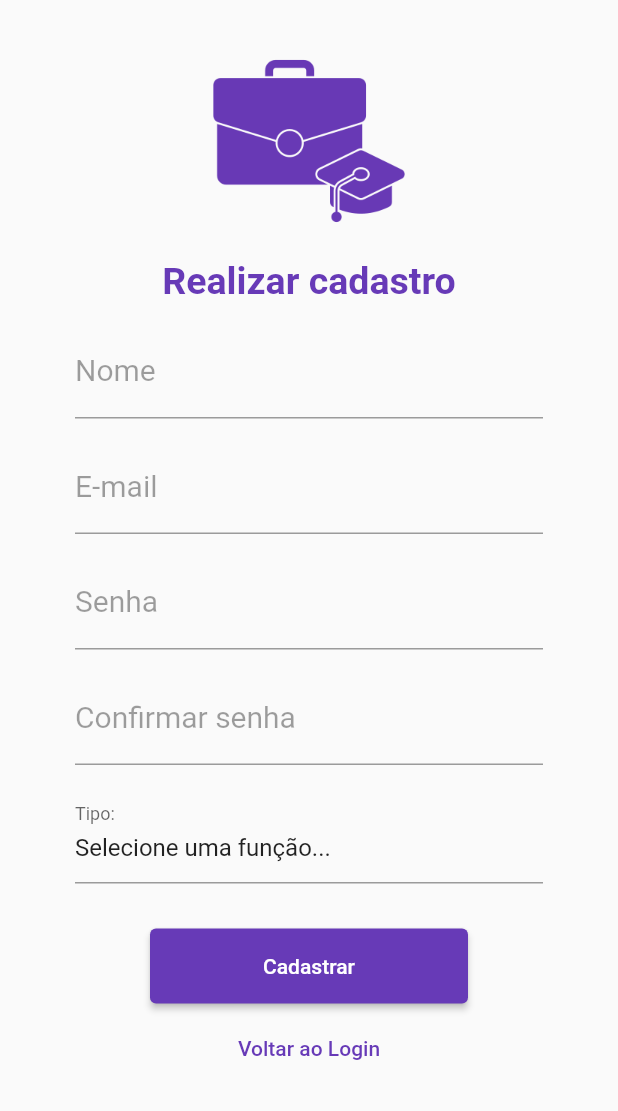
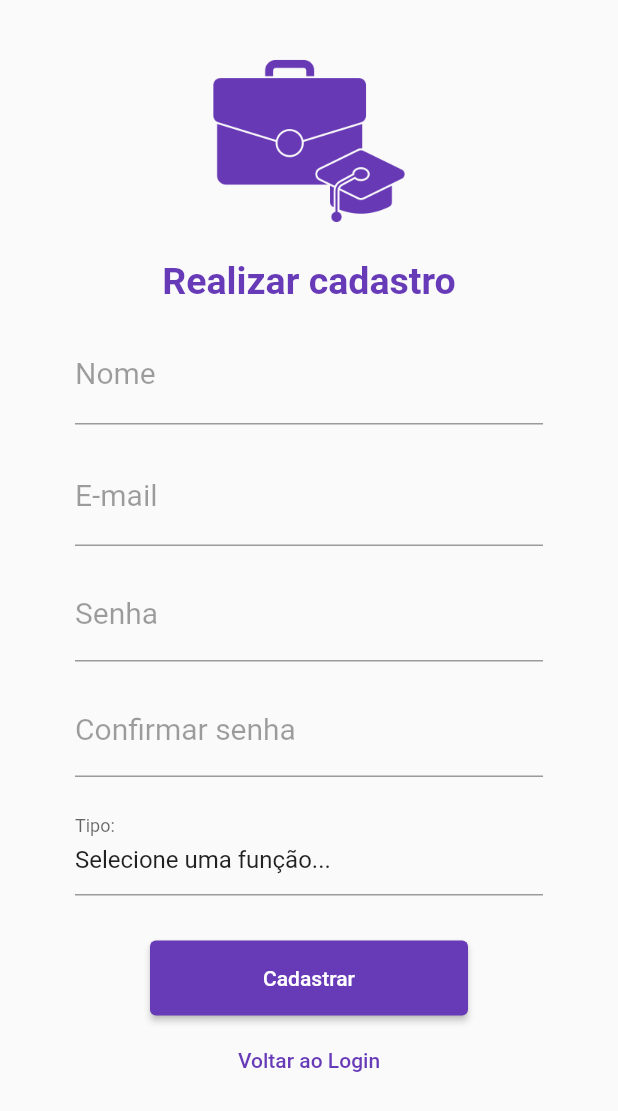
Before and after one commit to lucasoliveirasouza/Mural-de-estagio, a Flutter app: the screen it shows after launch, after a tap on "Cadastre-se", on a phone screen of 412 x 824 dp. Shown: the top 1111 px of the screen. Run offline on Flutter 3.47's test engine with Material 2 defaults, Android fonts, the phone set to English and light mode, and no system bars; our stand-ins replace cloud_firestore, firebase_auth, firebase_core; accounts and stored records are empty.

Commit message:
Criar formField padrão #7

```diff
--- a/lib/views/auth/cadastrar_usuario.dart
+++ b/lib/views/auth/cadastrar_usuario.dart
@@ -1,5 +1,6 @@
 import 'package:flutter/material.dart';
 import 'package:mural_estagio/services/auth_service.dart';
+import 'package:mural_estagio/widgets/form_field_padrao.dart';
 import 'package:provider/provider.dart';
 
 class CadastrarUsuarioView extends StatefulWidget {
@@ -49,32 +50,16 @@ class _CadastrarUsuarioViewState extends State<CadastrarUsuarioView> {
             SizedBox(
               height: 15,
             ),
-            TextFormField(
-              controller: nome,
-              keyboardType: TextInputType.emailAddress,
-              decoration: InputDecoration(
-                labelText: "Nome",
-                labelStyle: TextStyle(
-                  color: Colors.black38,
-                  fontWeight: FontWeight.w400,
-                  fontSize: 20,
-                ),
-              ),
+            FormFieldPadrao(
+              controle: nome,
+              title: "Nome",
             ),
             SizedBox(
               height: 15,
             ),
-            TextFormField(
-              controller: email,
-              keyboardType: TextInputType.emailAddress,
-              decoration: InputDecoration(
-                labelText: "E-mail",
-                labelStyle: TextStyle(
-                  color: Colors.black38,
-                  fontWeight: FontWeight.w400,
-                  fontSize: 20,
-                ),
-              ),
+            FormFieldPadrao(
+              controle: email,
+              title: "E-mail",
             ),
             SizedBox(
               height: 15,
--- a/lib/views/auth/login.dart
+++ b/lib/views/auth/login.dart
@@ -1,6 +1,7 @@
 import 'package:flutter/material.dart';
 import 'package:mural_estagio/services/auth_service.dart';
 import 'package:mural_estagio/views/auth/cadastrar_usuario.dart';
+import 'package:mural_estagio/widgets/form_field_padrao.dart';
 import 'package:provider/provider.dart';
 
 class LoginView extends StatefulWidget {
@@ -46,17 +47,9 @@ class _LoginViewState extends State<LoginView> {
             SizedBox(
               height: 20,
             ),
-            TextFormField(
-              controller: email,
-              keyboardType: TextInputType.emailAddress,
-              decoration: InputDecoration(
-                labelText: "E-mail",
-                labelStyle: TextStyle(
-                  color: Colors.black38,
-                  fontWeight: FontWeight.w400,
-                  fontSize: 20,
-                ),
-              ),
+            FormFieldPadrao(
+              controle: email,
+              title: "E-mail",
             ),
             SizedBox(
               height: 20,
--- /dev/null
+++ b/lib/widgets/form_field_padrao.dart
@@ -0,0 +1,30 @@
+import 'package:flutter/material.dart';
+
+class FormFieldPadrao extends StatelessWidget {
+  TextEditingController controle;
+  String title;
+
+  FormFieldPadrao({
+    Key? key,
+    required this.controle,
+    required this.title,
+  }) : super(key: key);
+
+  Widget build(BuildContext context) {
+    return TextFormField(
+      controller: controle,
+      keyboardType: TextInputType.text,
+      decoration: InputDecoration(
+        labelText: title,
+        labelStyle: TextStyle(
+          color: Colors.black38,
+          fontWeight: FontWeight.w400,
+          fontSize: 20,
+        ),
+      ),
+      style: TextStyle(
+        fontSize: 20,
+      ),
+    );
+  }
+}
```
